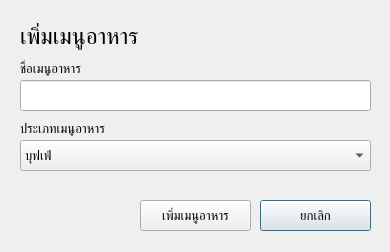
Above: addmenu.ui from kantee2540/RestaurantManage before the change. Below: the same form after it.
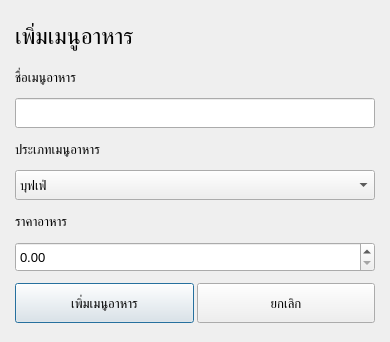
That is the form after the change.

The edit to the form file:
```diff
--- a/addmenu.ui
+++ b/addmenu.ui
@@ -7,32 +7,53 @@
     <x>0</x>
     <y>0</y>
     <width>390</width>
-    <height>252</height>
+    <height>342</height>
    </rect>
   </property>
   <property name="minimumSize">
    <size>
     <width>390</width>
-    <height>252</height>
+    <height>342</height>
    </size>
   </property>
   <property name="maximumSize">
    <size>
     <width>390</width>
-    <height>252</height>
+    <height>400</height>
    </size>
   </property>
   <property name="windowTitle">
    <string>Addmenu</string>
   </property>
+  <layout class="QVBoxLayout" name="verticalLayout">
+   <property name="spacing">
+    <number>10</number>
+   </property>
+   <property name="leftMargin">
+    <number>15</number>
+   </property>
+   <property name="topMargin">
+    <number>15</number>
+   </property>
+   <property name="rightMargin">
+    <number>15</number>
+   </property>
+   <property name="bottomMargin">
+    <number>15</number>
+   </property>
+   <item>
   <widget class="QLabel" name="label">
-   <property name="geometry">
-    <rect>
-     <x>20</x>
-     <y>20</y>
-     <width>241</width>
-     <height>31</height>
-    </rect>
+     <property name="minimumSize">
+      <size>
+       <width>0</width>
+       <height>30</height>
+      </size>
+     </property>
+     <property name="maximumSize">
+      <size>
+       <width>16777215</width>
+       <height>40</height>
+      </size>
    </property>
    <property name="font">
     <font>
@@ -43,14 +64,20 @@
     <string>เพิ่มเมนูอาหาร</string>
    </property>
   </widget>
+   </item>
+   <item>
   <widget class="QLabel" name="label_2">
-   <property name="geometry">
-    <rect>
-     <x>20</x>
-     <y>60</y>
-     <width>151</width>
-     <height>16</height>
-    </rect>
+     <property name="minimumSize">
+      <size>
+       <width>0</width>
+       <height>20</height>
+      </size>
+     </property>
+     <property name="maximumSize">
+      <size>
+       <width>16777215</width>
+       <height>20</height>
+      </size>
    </property>
    <property name="font">
     <font>
@@ -61,14 +88,20 @@
     <string>ชื่อเมนูอาหาร</string>
    </property>
   </widget>
+   </item>
+   <item>
   <widget class="QLineEdit" name="menu_name_lineedit">
-   <property name="geometry">
-    <rect>
-     <x>20</x>
-     <y>80</y>
-     <width>351</width>
-     <height>31</height>
-    </rect>
+     <property name="minimumSize">
+      <size>
+       <width>0</width>
+       <height>30</height>
+      </size>
+     </property>
+     <property name="maximumSize">
+      <size>
+       <width>16777215</width>
+       <height>30</height>
+      </size>
    </property>
    <property name="font">
     <font>
@@ -79,14 +112,20 @@
     <string/>
    </property>
   </widget>
+   </item>
+   <item>
   <widget class="QLabel" name="label_3">
-   <property name="geometry">
-    <rect>
-     <x>20</x>
-     <y>120</y>
-     <width>151</width>
-     <height>16</height>
-    </rect>
+     <property name="minimumSize">
+      <size>
+       <width>0</width>
+       <height>20</height>
+      </size>
+     </property>
+     <property name="maximumSize">
+      <size>
+       <width>16777215</width>
+       <height>20</height>
+      </size>
    </property>
    <property name="font">
     <font>
@@ -97,14 +136,20 @@
     <string>ประเภทเมนูอาหาร</string>
    </property>
   </widget>
+   </item>
+   <item>
   <widget class="QComboBox" name="menu_type_comboBox">
-   <property name="geometry">
-    <rect>
-     <x>20</x>
-     <y>140</y>
-     <width>351</width>
-     <height>31</height>
-    </rect>
+     <property name="minimumSize">
+      <size>
+       <width>0</width>
+       <height>30</height>
+      </size>
+     </property>
+     <property name="maximumSize">
+      <size>
+       <width>16777215</width>
+       <height>30</height>
+      </size>
    </property>
    <property name="font">
     <font>
@@ -122,14 +167,88 @@
     </property>
    </item>
   </widget>
+   </item>
+   <item>
+    <widget class="QLabel" name="label_4">
+     <property name="minimumSize">
+      <size>
+       <width>0</width>
+       <height>20</height>
+      </size>
+     </property>
+     <property name="maximumSize">
+      <size>
+       <width>16777215</width>
+       <height>20</height>
+      </size>
+     </property>
+     <property name="font">
+      <font>
+       <pointsize>10</pointsize>
+      </font>
+     </property>
+     <property name="text">
+      <string>ราคาอาหาร</string>
+     </property>
+    </widget>
+   </item>
+   <item>
+    <widget class="QDoubleSpinBox" name="price_spinbox">
+     <property name="minimumSize">
+      <size>
+       <width>0</width>
+       <height>30</height>
+      </size>
+     </property>
+     <property name="maximumSize">
+      <size>
+       <width>16777215</width>
+       <height>30</height>
+      </size>
+     </property>
+     <property name="font">
+      <font>
+       <pointsize>10</pointsize>
+      </font>
+     </property>
+     <property name="locale">
+      <locale language="English" country="UnitedStates"/>
+     </property>
+     <property name="maximum">
+      <double>9999.989999999999782</double>
+     </property>
+    </widget>
+   </item>
+   <item>
+    <layout class="QHBoxLayout" name="horizontalLayout">
+     <property name="spacing">
+      <number>3</number>
+     </property>
+     <item>
+      <widget class="QPushButton" name="ok_button">
+       <property name="minimumSize">
+        <size>
+         <width>0</width>
+         <height>40</height>
+        </size>
+       </property>
+       <property name="font">
+        <font>
+         <pointsize>10</pointsize>
+        </font>
+       </property>
+       <property name="text">
+        <string>เพิ่มเมนูอาหาร</string>
+       </property>
+      </widget>
+     </item>
+     <item>
   <widget class="QPushButton" name="cancel_button">
-   <property name="geometry">
-    <rect>
-     <x>260</x>
-     <y>200</y>
-     <width>111</width>
-     <height>31</height>
-    </rect>
+       <property name="minimumSize">
+        <size>
+         <width>0</width>
+         <height>40</height>
+        </size>
    </property>
    <property name="font">
     <font>
@@ -140,24 +259,10 @@
     <string>ยกเลิก</string>
    </property>
   </widget>
-  <widget class="QPushButton" name="ok_button">
-   <property name="geometry">
-    <rect>
-     <x>140</x>
-     <y>200</y>
-     <width>111</width>
-     <height>31</height>
-    </rect>
-   </property>
-   <property name="font">
-    <font>
-     <pointsize>10</pointsize>
-    </font>
-   </property>
-   <property name="text">
-    <string>เพิ่มเมนูอาหาร</string>
-   </property>
-  </widget>
+     </item>
+    </layout>
+   </item>
+  </layout>
  </widget>
  <resources/>
  <connections/>
```
Lines whose indentation alone changed are shown as unchanged.
